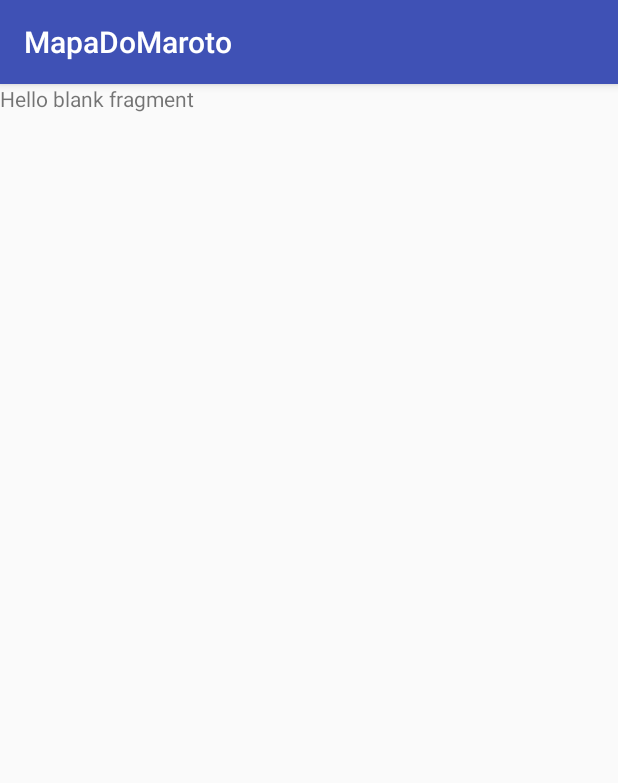
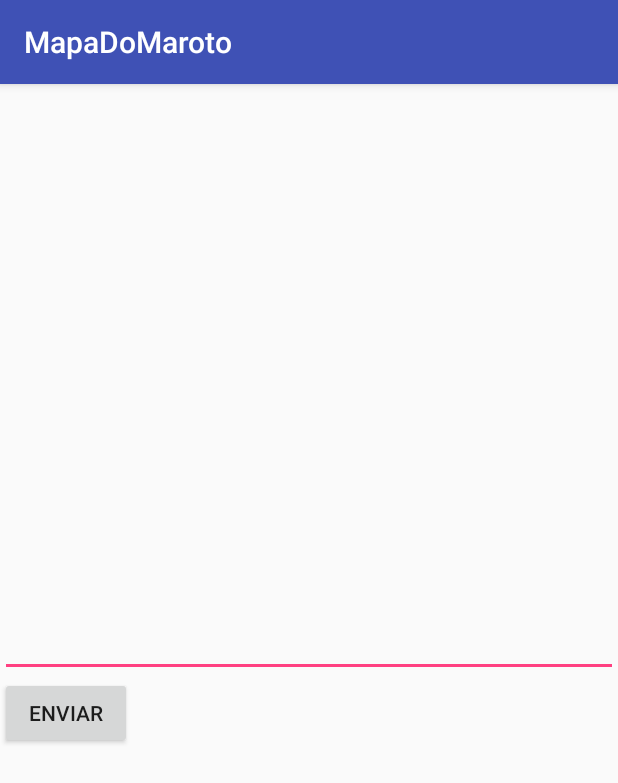
Before and after one commit to LeonardoAfonso/MapaDoMaroto, an Android app: the fragment ChatFragment shown on its own in the app's theme, on a phone screen of 412 x 824 dp. Shown: the top 783 px of the screen. Run offline under Robolectric (Android 15) with nearby library versions, the light colour scheme and no system bars; libraries missing offline, so code that uses them is left out: io.socket.client, io.socket.emitter; 2 statements that could not run were skipped.

Commit message:
Chat impementado e funcionando

```diff
--- a/app/build.gradle
+++ b/app/build.gradle
@@ -26,5 +26,6 @@ dependencies {
     compile 'com.android.support:design:23.3.0'
     compile 'com.android.support:support-v4:23.3.0'
     compile 'com.google.android.gms:play-services:9.4.0'
+    compile 'io.socket:socket.io-client:0.6.2'
 
 }
--- a/app/src/main/java/engsoftlab/mapadomaroto/ChatFragment.java
+++ b/app/src/main/java/engsoftlab/mapadomaroto/ChatFragment.java
@@ -6,33 +6,98 @@ import android.support.v4.app.Fragment;
 import android.view.LayoutInflater;
 import android.view.View;
 import android.view.ViewGroup;
+import android.widget.ArrayAdapter;
+import android.widget.Button;
+import android.widget.EditText;
+import android.widget.ListView;
+
+import java.net.URISyntaxException;
+
+import io.socket.client.IO;
+import io.socket.client.Socket;
+import io.socket.emitter.Emitter;
 
 
+public class ChatFragment extends Fragment implements View.OnClickListener {
 
-public class ChatFragment extends Fragment {
+    private EditText mInputMensagem;
+    private Button mBtnEnviar;
+    private ListView mListaMensagens;
+    private ArrayAdapter<String> mAdapter;
+    private Socket mSocket;
+    private String url = "http://192.168.1.129";
 
-    public static ChatFragment newInstance(){
+    public static ChatFragment newInstance() {
         ChatFragment fragment = new ChatFragment();
         return fragment;
     }
-
-
-
 
     public ChatFragment() {
         // Required empty public constructor
     }
 
-
-
     @Override
     public View onCreateView(LayoutInflater inflater, ViewGroup container,
                              Bundle savedInstanceState) {
         // Inflate the layout for this fragment
-        return inflater.inflate(R.layout.fragment_chat, container, false);
+
+        View rootView = inflater.inflate(R.layout.fragment_chat, container, false);
+
+        mInputMensagem = (EditText) rootView.findViewById(R.id.input_mensagem);
+        mBtnEnviar = (Button) rootView.findViewById(R.id.btn_enviar);
+        mListaMensagens = (ListView) rootView.findViewById(R.id.lista);
+
+        mAdapter = new ArrayAdapter<>(rootView.getContext(), android.R.layout.simple_list_item_1);
+
+        mListaMensagens.setAdapter(mAdapter);
+        mBtnEnviar.setOnClickListener(this);
+
+        try {
+            mSocket = IO.socket(url+":81");
+        } catch (URISyntaxException e) {
+            this.getActivity().finish();
+            return rootView;
+        }
+
+        mSocket.on("mensagem_cliente", new Emitter.Listener() {
+            @Override
+            public void call(final Object... args) {
+                if (args.length > 0) {
+                    // Note a necessidade de usar o método runOnUiThread pois este código é
+                    // executado numa thread separada, então precisamos rodar o código da UI
+                    // na thread adequada
+                    getActivity().runOnUiThread(new Runnable() {
+                        @Override
+                        public void run() {
+                            mAdapter.add((String) args[0]);
+                            mAdapter.notifyDataSetChanged();
+
+                            // Apenas faz um scroll para o novo item da lista
+                            mListaMensagens.smoothScrollToPosition(mAdapter.getCount() - 1);
+                        }
+                    });
+                }
+            }
+        });
+
+        mSocket.connect();
+
+
+        return rootView;
     }
 
 
+    @Override
+    public void onClick(View v) {
+        switch (v.getId()) {
+            case R.id.btn_enviar:enviar();break;
+        }
+    }
 
-
+    public void enviar(){
+        if (!mInputMensagem.getText().toString().equals("")) {
+            mSocket.emit("mensagem_servidor", mInputMensagem.getText());
+            mInputMensagem.setText("");
+        }
+    }
 }
--- a/app/src/main/java/engsoftlab/mapadomaroto/MainActivity.java
+++ b/app/src/main/java/engsoftlab/mapadomaroto/MainActivity.java
@@ -54,14 +54,14 @@ public class MainActivity extends AppCompatActivity {
         TabLayout tabLayout = (TabLayout) findViewById(R.id.tabs);
         tabLayout.setupWithViewPager(mViewPager);
 
-        FloatingActionButton fab = (FloatingActionButton) findViewById(R.id.fab);
+        /*FloatingActionButton fab = (FloatingActionButton) findViewById(R.id.fab);
         fab.setOnClickListener(new View.OnClickListener() {
             @Override
             public void onClick(View view) {
                 Snackbar.make(view, "Replace with your own action", Snackbar.LENGTH_LONG)
                         .setAction("Action", null).show();
             }
-        });
+        });*/
 
     }
 
--- a/app/src/main/res/layout/activity_main.xml
+++ b/app/src/main/res/layout/activity_main.xml
@@ -38,12 +38,12 @@
         android:layout_height="match_parent"
         app:layout_behavior="@string/appbar_scrolling_view_behavior" />
 
-    <android.support.design.widget.FloatingActionButton
+    <!--android.support.design.widget.FloatingActionButton
         android:id="@+id/fab"
         android:layout_width="wrap_content"
         android:layout_height="wrap_content"
         android:layout_gravity="end|bottom"
         android:layout_margin="@dimen/fab_margin"
-        android:src="@android:drawable/ic_dialog_email" />
+        android:src="@android:drawable/ic_dialog_email" /-->
 
 </android.support.design.widget.CoordinatorLayout>
--- a/app/src/main/res/layout/fragment_chat.xml
+++ b/app/src/main/res/layout/fragment_chat.xml
@@ -4,10 +4,30 @@
     android:layout_height="match_parent"
     tools:context="engsoftlab.mapadomaroto.ChatFragment">
 
-    <!-- TODO: Update blank fragment layout -->
-    <TextView
+    <LinearLayout
+        android:orientation="vertical"
         android:layout_width="match_parent"
-        android:layout_height="match_parent"
-        android:text="@string/hello_blank_fragment" />
+        android:layout_height="match_parent">
 
+        <ListView
+            android:id="@+id/lista"
+            android:layout_width="300dp"
+            android:layout_height="350dp"
+            android:layout_alignParentTop="true" />
+
+
+        <EditText
+            android:id="@+id/input_mensagem"
+            android:layout_width="match_parent"
+            android:layout_height="wrap_content"
+            />
+
+        <Button
+            android:id="@+id/btn_enviar"
+            android:layout_width="wrap_content"
+            android:layout_height="wrap_content"
+            android:text="Enviar"
+             />
+
+    </LinearLayout>
 </FrameLayout>
```
